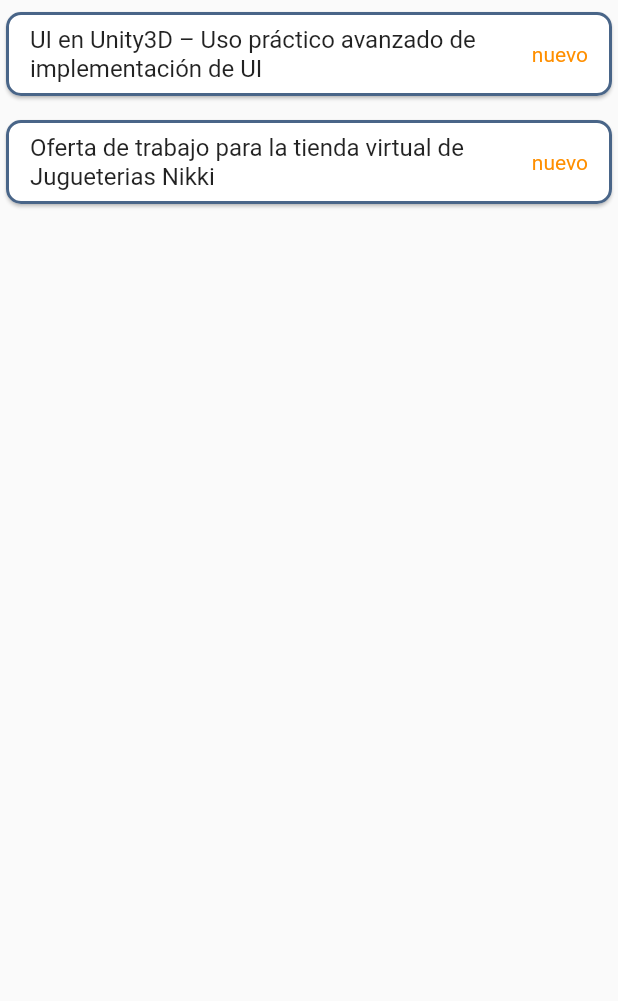
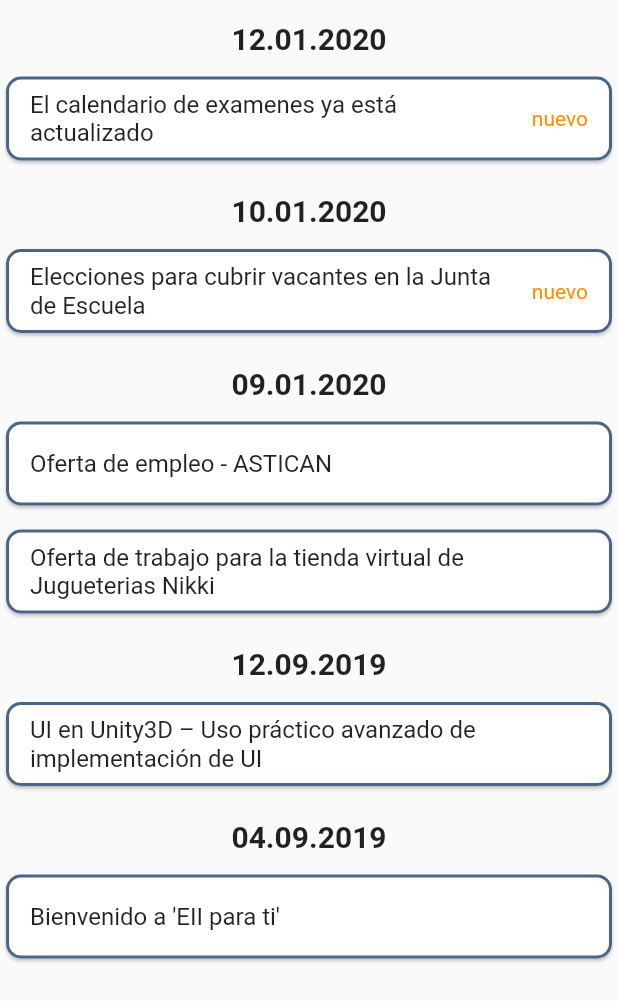
Before and after one commit to Rednaxelus/ULPGC_DIU, a Flutter app: the NewsScreen screen opened directly with empty values, on a phone screen of 412 x 824 dp. Shown: the top 1001 px of the screen. Run offline on Flutter 3.47's test engine with Material 2 defaults, Android fonts, the phone set to English and light mode, and no system bars; missing offline and left inert: flutter_clean_calendar; Roboto replaces fonts that are missing (Hind, Montserrat).

Commit message:
News-screen is ordered by date

```diff
--- a/lib/controler/NewsManager.dart
+++ b/lib/controler/NewsManager.dart
@@ -1,15 +1,37 @@
+import 'package:intl/intl.dart';
 import 'package:uni/model/NewsModel.dart';
 
 class NewsManager {
   final List<NewsModel> _news = List<NewsModel>();
+  static final DateFormat _dateFormat = DateFormat('dd.MM.yyyy');
 
   NewsManager() {
+    DateTime dateTime = DateTime.now();
+
+    _news.add(NewsModel("El calendario de examenes ya está actualizado",
+        "Puede verlo en la página de web", dateTime));
+    _news.add(NewsModel(
+        "Elecciones para cubrir vacantes en la Junta de Escuela",
+        "ELECCIONES PARA LA COBERTURA DE PUESTOS DE REPRESENTACIÓN VACANTES EN LA JUNTA DE ESCUELA",
+        DateTime(2020, 1, 10)));
+    _news.add(NewsModel(
+        "Oferta de empleo - ASTICAN",
+        " Se busca titulado/a informático para realizar Programa Inserta para el departamento de informática/sistemas.",
+        DateTime(2020, 1, 9)));
+    _news.last.read = true;
+    _news.add(NewsModel(
+        "Oferta de trabajo para la tienda virtual de Jugueterias Nikki",
+        "Tenemos una oferta de trabajo para la tienda virtual de Jugueterias Nikki. Más detalles en nuestra web",
+        DateTime(2020, 1, 9)));
+    _news.last.read = true;
     _news.add(NewsModel(
         "UI en Unity3D – Uso práctico avanzado de implementación de UI",
-        " Complementa los conocimientos básicos de Unity con el objetivo de experimentar con los diferentes tipos de interfaces de diferentes videojuegos o aplicaciones. Interfaces multidispositivo que un programador profesional debe saber cómoimplementar cuando recibe un diseño de UI/UX durante el desarrollo de cualquier tipo de software. Dirigido a: Usuario básico de Unity3D, que conozca los principios básicos del software y que sepa programar de forma básica utilizando C# en Unity, ya que utilizaremos algunos scripts para crear interfaces dinámicas. Se adaptará a perfiles desde profesionales audiovisuales, diseñadores y programadores que quieran ahondar en las posibilidades de Unity3D como a estudiantes de videojuegos que quieran ampliar sus conocimientos e incluso a usuarios que experimenten con Unity3D como hobby. No es necesario portatil."));
-    _news.add(NewsModel(
-        "Oferta de trabajo para la tienda virtual de Jugueterias Nikki",
-        "Tenemos una oferta de trabajo para la tienda virtual de Jugueterias Nikki. Más detalles en nuestra web"));
+        " Complementa los conocimientos básicos de Unity con el objetivo de experimentar con los diferentes tipos de interfaces de diferentes videojuegos o aplicaciones. Interfaces multidispositivo que un programador profesional debe saber cómoimplementar cuando recibe un diseño de UI/UX durante el desarrollo de cualquier tipo de software. Dirigido a: Usuario básico de Unity3D, que conozca los principios básicos del software y que sepa programar de forma básica utilizando C# en Unity, ya que utilizaremos algunos scripts para crear interfaces dinámicas. Se adaptará a perfiles desde profesionales audiovisuales, diseñadores y programadores que quieran ahondar en las posibilidades de Unity3D como a estudiantes de videojuegos que quieran ampliar sus conocimientos e incluso a usuarios que experimenten con Unity3D como hobby. No es necesario portatil.",
+        DateTime(2019, 9, 12)));
+    _news.last.read = true;
+    _news.add(NewsModel("Bienvenido a 'EII para ti'", "Nos alegro verte",
+        DateTime(2019, 9, 4)));
+    _news.last.read = true;
   }
 
   int determineHowManyNewsNew() {
@@ -41,4 +63,8 @@
   int getNewsLength() {
     return _news.length;
   }
+
+  String getDateOfNews(int index) {
+    return _dateFormat.format(_news[index].dateTime);
+  }
 }
--- a/lib/model/EventModel.dart
+++ b/lib/model/EventModel.dart
@@ -6,8 +6,6 @@
   String description;
   EventType eventType;
   static final DateFormat dateFormat = DateFormat('hh:mm');
-  static final DateFormat completeDateFormat = DateFormat('dd.MM.yyyy hh:mm');
-
   EventModel(this.title, this.dateTime, this.description, this.eventType);
 }
 
--- a/lib/model/NewsModel.dart
+++ b/lib/model/NewsModel.dart
@@ -4,5 +4,5 @@
   String description;
   DateTime dateTime;
 
-  NewsModel(this.title, this.description);
+  NewsModel(this.title, this.description, this.dateTime);
 }
--- a/lib/view/LabReservationScreen.dart
+++ b/lib/view/LabReservationScreen.dart
@@ -18,6 +18,7 @@
     super.initState();
     _labs = [];
     _labs.add(LabModel("L1-1"));
+    _labs.last.occupationDates.add(DateTime.now().add(new Duration(hours: 2)));
     _labs.add(LabModel("L1-2"));
     _labs.add(LabModel("L1-3"));
     _labs.last.occupationDates.add(DateTime.now());
@@ -25,7 +26,9 @@
     _labs.add(LabModel("L2-1"));
     _labs.add(LabModel("L2-2"));
     _labs.add(LabModel("L2-3"));
+    _labs.last.occupationDates.add(DateTime.now().add(new Duration(hours: 22)));
     _labs.add(LabModel("L2-4"));
+    _labs.last.occupationDates.add(DateTime.now());
   }
 
   @override
--- a/lib/view/NewsScreen.dart
+++ b/lib/view/NewsScreen.dart
@@ -31,24 +31,58 @@
     return ListView.builder(
       itemBuilder: (BuildContext context, int index) => Container(
         padding: const EdgeInsets.symmetric(horizontal: 0.0, vertical: 4.0),
-        child: Card(
+        child: returnCardOrDate(context, index),
+      ),
+      itemCount: widget._newsManager.getNewsLength(),
+    );
+  }
+
+  Widget returnCardOrDate(BuildContext context, int index) {
+    if (index == 0 || !_isPrevNewsDateEqual(index)) {
+      TextStyle textStyle =
+      TextStyle(fontSize: 20, fontWeight: FontWeight.bold);
+
+      return Column(
+        children: <Widget>[
+          Container(
+            padding: const EdgeInsets.all(10),
+            child: Text(
+              widget._newsManager.getDateOfNews(index),
+              style: textStyle,
+            ),
+          ),
+          _buildCard(context, index)
+        ],
+      );
+    }
+    return _buildCard(context, index);
+  }
+
+  Card _buildCard(BuildContext context, int index) {
+    return Card(
       shape: RoundedRectangleBorder(
           borderRadius: BorderRadius.circular(10),
           side: BorderSide(
-                color: Theme.of(context).primaryColor,
+            color: Theme
+                .of(context)
+                .primaryColor,
             width: 2.0,
           )),
       child: ListTile(
         title: Text(widget._newsManager.getTitleOfNews(index)),
         trailing: Text(
           widget._newsManager.determineIfNewsNew(index),
-              style: TextStyle(color: Theme.of(context).accentColor),
+          style: TextStyle(color: Theme
+              .of(context)
+              .accentColor),
         ),
         onTap: () {},
       ),
-        ),
-      ),
-      itemCount: widget._newsManager.getNewsLength(),
     );
   }
+
+  bool _isPrevNewsDateEqual(int index) {
+    return widget._newsManager.getDateOfNews(index - 1) ==
+        widget._newsManager.getDateOfNews(index);
   }
+}
```
Also changed, not shown: lib/view/MenuPage.dart (+3 -4 lines). Lines whose indentation alone changed are shown as unchanged.
